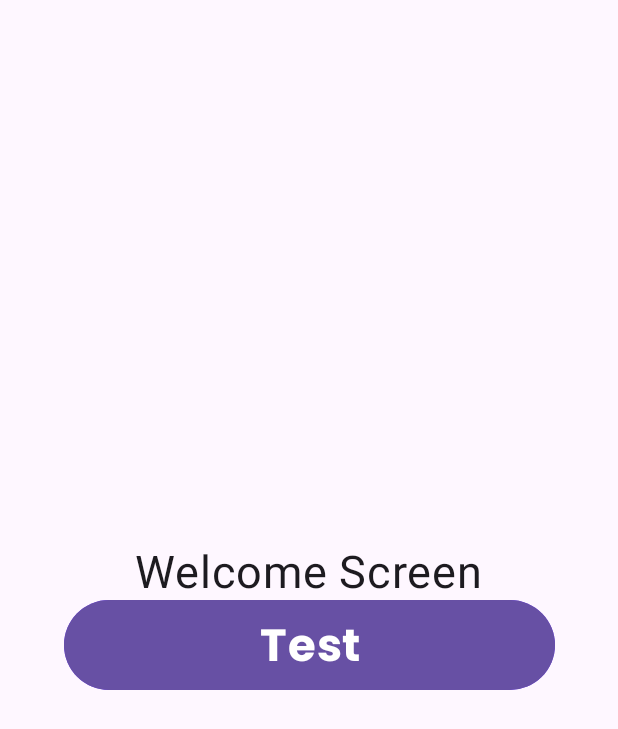
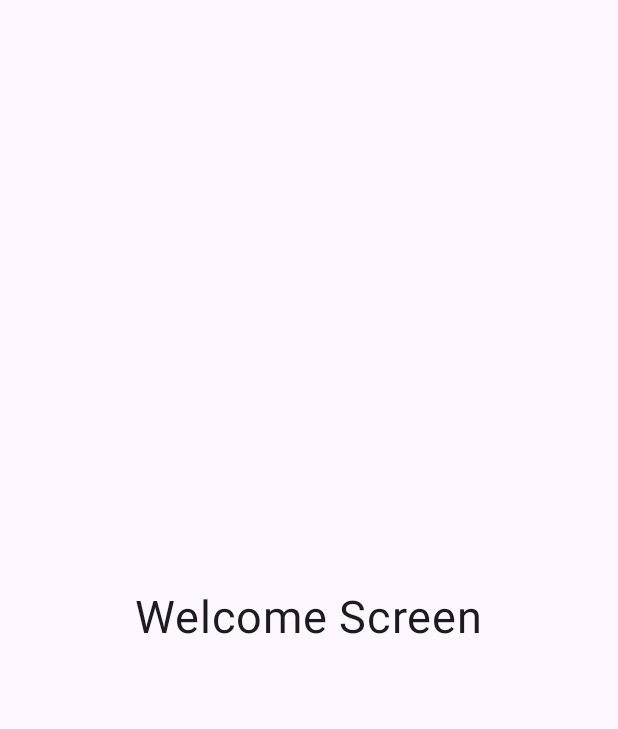
Before and after one commit to sofialaveihle/TP3-ORT-2025-Parcial, an Android app built with Jetpack Compose: the screen it shows after launch (MainActivity), on a phone screen of 412 x 824 dp. Shown: the top 729 px of the screen. Run offline under Robolectric (Android 15) with nearby library versions, the phone set to English and light mode, and no system bars; our stand-ins replace Dagger/Hilt's generated code.

Commit message:
- Define typography style `displayMedium` for buttons - Update `MyButton` component to use `displayMedium` typography - Organize `ButtonComponent.kt` into `button` package - Remove test button from `Welcome` screen

```diff
--- a/app/src/main/java/ar/edu/ort/tp3_ort_2025_parcial/component/ButtonComponent.kt
+++ b/app/src/main/java/ar/edu/ort/tp3_ort_2025_parcial/component/button/ButtonComponent.kt
@@ -1,4 +1,4 @@
-package ar.edu.ort.tp3_ort_2025_parcial.component
+package ar.edu.ort.tp3_ort_2025_parcial.component.button
 
 import androidx.compose.foundation.background
 import androidx.compose.foundation.layout.height
@@ -39,7 +39,7 @@ fun MyButton(
     ){
         Text(
             text = text,
-            style = MaterialTheme.typography.titleLarge
+            style = MaterialTheme.typography.displayMedium
         )
     }
 }
--- a/app/src/main/java/ar/edu/ort/tp3_ort_2025_parcial/screen/welcome/Welcome.kt
+++ b/app/src/main/java/ar/edu/ort/tp3_ort_2025_parcial/screen/welcome/Welcome.kt
@@ -10,7 +10,7 @@ import androidx.compose.ui.Alignment
 import androidx.compose.ui.Modifier
 import androidx.compose.ui.unit.sp
 import androidx.navigation.NavController
-import ar.edu.ort.tp3_ort_2025_parcial.component.MyButton
+import ar.edu.ort.tp3_ort_2025_parcial.component.button.MyButton
 
 @Composable
 fun Welcome(
@@ -30,10 +30,6 @@ fun Welcome(
                 text = "Welcome Screen",
                 fontSize = 30.sp,
             )
-            MyButton(
-                onClick = {},
-                text = "Test"
-            )
         }
     }
 }
--- a/app/src/main/java/ar/edu/ort/tp3_ort_2025_parcial/ui/theme/Type.kt
+++ b/app/src/main/java/ar/edu/ort/tp3_ort_2025_parcial/ui/theme/Type.kt
@@ -44,4 +44,13 @@ val Typography = Typography(
         lineHeight = 19.2.sp,
         letterSpacing = 0.5.sp
     ),
+    // Boton
+    displayMedium = TextStyle(
+        fontSize = 16.sp,
+        lineHeight = 28.8.sp,
+        fontFamily = FontFamily(Font(R.font.poppins_bold)),
+        fontWeight = FontWeight(700),
+        color = White,
+        textAlign = TextAlign.Center,
     )
+    )
```
